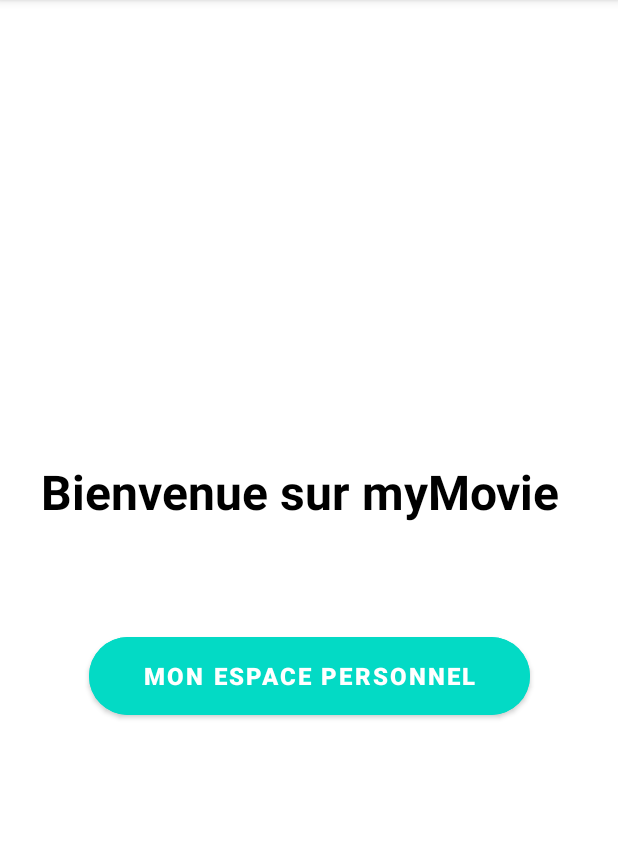
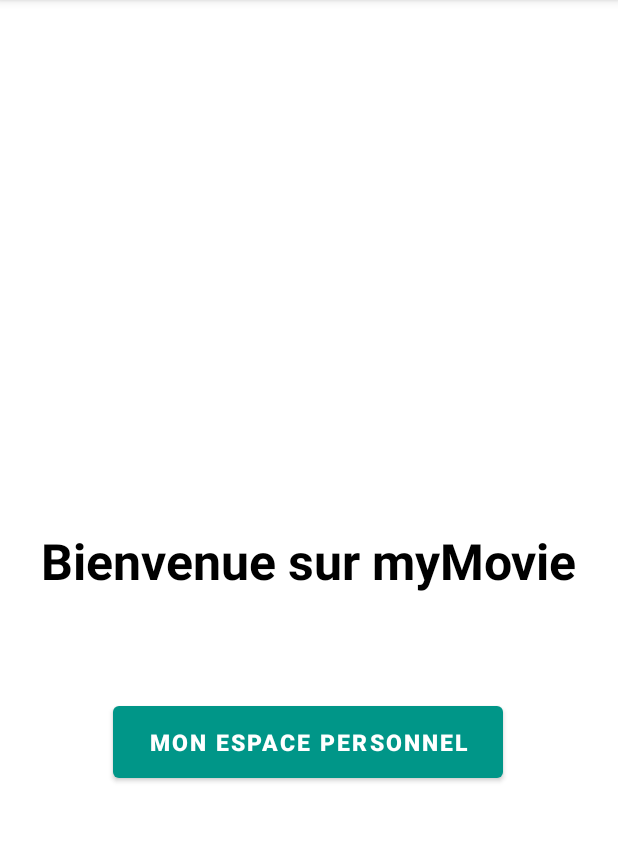
Before and after one commit to Nilson360/ProjectKotlin, an Android app: the screen it shows after launch (MainActivity), on a phone screen of 412 x 824 dp, the part 84-926 px from its top. Run offline under Robolectric (Android 15) with nearby library versions, the phone set to English and light mode, and no system bars; our stand-ins replace data binding.

Commit message:
Create screen and working with design in Android Studio

```diff
--- a/AndroidHexxagone/app/src/main/java/com/example/firstapp/HomeFragment.kt
+++ b/AndroidHexxagone/app/src/main/java/com/example/firstapp/HomeFragment.kt
@@ -1,6 +1,27 @@
 package com.example.firstapp
 
+import android.os.Bundle
+import android.view.LayoutInflater
+import android.view.View
+import android.view.ViewGroup
 import androidx.fragment.app.Fragment
+import androidx.navigation.fragment.navArgs
+import com.example.firstapp.databinding.HomeLayoutBinding
+import com.example.firstapp.databinding.SplashLayoutBinding
 
 class HomeFragment:Fragment() {
+    private lateinit var binding: HomeLayoutBinding
+    private val navArgs: HomeFragmentArgs by navArgs()
+    override fun onCreateView(
+        inflater: LayoutInflater,
+        container: ViewGroup?,
+        savedInstanceState: Bundle?
+    ): View? {
+        binding = HomeLayoutBinding.inflate(inflater, container, false)
+        return binding.root
+    }
+
+    override fun onViewCreated(view: View, savedInstanceState: Bundle?) {
+        binding.textView.text = getString(R.string.bienvenue_dans_votre_espaca_personnel, navArgs.name)
+    }
 }
--- a/AndroidHexxagone/app/src/main/java/com/example/firstapp/SplashFragment.kt
+++ b/AndroidHexxagone/app/src/main/java/com/example/firstapp/SplashFragment.kt
@@ -1,6 +1,29 @@
 package com.example.firstapp
 
+import android.os.Bundle
+import android.view.LayoutInflater
+import android.view.View
+import android.view.ViewGroup
 import androidx.fragment.app.Fragment
+import androidx.navigation.fragment.findNavController
+import com.example.firstapp.databinding.SplashLayoutBinding
 
 class SplashFragment:Fragment() {
+    private lateinit var binding: SplashLayoutBinding
+    override fun onCreateView(
+        inflater: LayoutInflater,
+        container: ViewGroup?,
+        savedInstanceState: Bundle?
+    ): View? {
+        binding =  SplashLayoutBinding.inflate(inflater, container,false)
+        return binding.root
+    }
+
+    override fun onViewCreated(view: View, savedInstanceState: Bundle?) {
+        super.onViewCreated(view, savedInstanceState)
+        binding.btn1.setOnClickListener {
+            findNavController().navigate(SplashFragmentDirections.actionSplashFragmentToHomeFragment2(name = "Coisa doida"))
+        }
+
+    }
 }
--- a/AndroidHexxagone/app/src/main/res/layout/activity_main.xml
+++ b/AndroidHexxagone/app/src/main/res/layout/activity_main.xml
@@ -7,33 +7,16 @@
     android:backgroundTint="#9C1313"
     tools:context=".MainActivity">
 
-    <com.google.android.material.button.MaterialButton
-        android:id="@+id/mb_btn1"
-        android:layout_width="294dp"
-        android:layout_height="64dp"
-        android:backgroundTint="@color/teal_200"
-        android:text="Mon espace personnel"
-        android:textSize="16dp"
-        android:textStyle="bold"
-        app:cornerRadius="30dp"
-        app:layout_constraintBottom_toBottomOf="parent"
-        app:layout_constraintEnd_toEndOf="parent"
-        app:layout_constraintStart_toStartOf="parent"
-        app:layout_constraintTop_toBottomOf="@+id/textView4"
-        app:layout_constraintVertical_bias="0.189" />
-
-    <TextView
-        android:id="@+id/textView4"
-        android:layout_width="357dp"
-        android:layout_height="46dp"
-        android:text="Bienvenue sur myMovie"
-        android:textColor="@color/black"
-        android:textSize="32dp"
-        android:textStyle="bold"
-        app:layout_constraintBottom_toBottomOf="parent"
-        app:layout_constraintEnd_toEndOf="parent"
-        app:layout_constraintStart_toStartOf="parent"
-        app:layout_constraintTop_toTopOf="parent"
-        app:layout_constraintVertical_bias="0.424" />
+    <fragment
+    android:id="@+id/nav_host_fragment"
+    android:name="androidx.navigation.fragment.NavHostFragment"
+    android:layout_width="match_parent"
+    android:layout_height="match_parent"
+    app:layout_constraintLeft_toLeftOf="parent"
+    app:layout_constraintRight_toRightOf="parent"
+    app:layout_constraintTop_toTopOf="parent"
+    app:layout_constraintBottom_toBottomOf="parent"
+    app:defaultNavHost="true"
+    app:navGraph="@navigation/nav_graph" />
 
 </androidx.constraintlayout.widget.ConstraintLayout>
--- a/AndroidHexxagone/app/src/main/res/layout/home_layout.xml
+++ b/AndroidHexxagone/app/src/main/res/layout/home_layout.xml
@@ -1,6 +1,29 @@
 <?xml version="1.0" encoding="utf-8"?>
-<androidx.constraintlayout.widget.ConstraintLayout xmlns:android="http://schemas.android.com/apk/res/android"
-             android:layout_width="match_parent"
-             android:layout_height="match_parent">
+<layout xmlns:android="http://schemas.android.com/apk/res/android"
+    xmlns:app="http://schemas.android.com/apk/res-auto">
 
-</androidx.constraintlayout.widget.ConstraintLayout>
+    <data>
+
+    </data>
+
+    <androidx.constraintlayout.widget.ConstraintLayout
+        android:layout_width="match_parent"
+        android:layout_height="match_parent">
+
+        <TextView
+            android:id="@+id/textView"
+            android:layout_width="wrap_content"
+            android:layout_height="wrap_content"
+            android:gravity="center"
+            android:text="@string/bienvenue_dans_votre_espaca_personnel"
+            android:textColor="@color/black"
+            android:textSize="20sp"
+            android:textStyle="bold"
+            app:layout_constraintBottom_toBottomOf="parent"
+            app:layout_constraintEnd_toEndOf="parent"
+            app:layout_constraintHorizontal_bias="0.489"
+            app:layout_constraintStart_toStartOf="parent"
+            app:layout_constraintTop_toTopOf="parent"
+            app:layout_constraintVertical_bias="0.079" />
+    </androidx.constraintlayout.widget.ConstraintLayout>
+</layout>
--- a/AndroidHexxagone/app/src/main/res/layout/splash_layout.xml
+++ b/AndroidHexxagone/app/src/main/res/layout/splash_layout.xml
@@ -1,6 +1,45 @@
-<?xml version="1.0" encoding="utf-8"?>
-<androidx.constraintlayout.widget.ConstraintLayout xmlns:android="http://schemas.android.com/apk/res/android"
-             android:layout_width="match_parent"
-             android:layout_height="match_parent">
+<?xml
+    version="1.0" encoding="utf-8"?>
+<layout xmlns:android="http://schemas.android.com/apk/res/android"
+    xmlns:app="http://schemas.android.com/apk/res-auto"
+    xmlns:tools="http://schemas.android.com/tools">
 
-</androidx.constraintlayout.widget.ConstraintLayout>
+    <data>
+
+    </data>
+
+    <androidx.constraintlayout.widget.ConstraintLayout
+        android:layout_width="match_parent"
+        android:layout_height="match_parent">
+
+        <com.google.android.material.button.MaterialButton
+            android:id="@+id/btn1"
+            android:layout_width="260dp"
+            android:layout_height="60dp"
+            android:text="Mon espace personnel"
+            android:textSize="15sp"
+            android:textStyle="bold"
+            app:backgroundTint="#009688"
+            app:layout_constraintBottom_toBottomOf="parent"
+            app:layout_constraintEnd_toEndOf="parent"
+            app:layout_constraintHorizontal_bias="0.497"
+            app:layout_constraintStart_toStartOf="parent"
+            app:layout_constraintTop_toBottomOf="@+id/textView"
+            app:layout_constraintVertical_bias="0.221" />
+
+        <TextView
+            android:id="@+id/textView"
+            android:layout_width="wrap_content"
+            android:layout_height="wrap_content"
+            android:shadowColor="@color/white"
+            android:text="Bienvenue sur myMovie"
+            android:textColor="@color/black"
+            android:textSize="33sp"
+            android:textStyle="bold"
+            app:layout_constraintBottom_toBottomOf="parent"
+            app:layout_constraintEnd_toEndOf="parent"
+            app:layout_constraintStart_toStartOf="parent"
+            app:layout_constraintTop_toTopOf="parent"
+            app:layout_constraintVertical_bias="0.486" />
+    </androidx.constraintlayout.widget.ConstraintLayout>
+</layout>
--- a/AndroidHexxagone/app/src/main/res/navigation/nav_graph.xml
+++ b/AndroidHexxagone/app/src/main/res/navigation/nav_graph.xml
@@ -1,6 +1,23 @@
 <?xml version="1.0" encoding="utf-8"?>
 <navigation xmlns:android="http://schemas.android.com/apk/res/android"
-             xmlns:app="http://schemas.android.com/apk/res-auto"
-             android:id="@+id/nav_graph.xml">
+    xmlns:app="http://schemas.android.com/apk/res-auto"
+    android:id="@+id/nav_graph.xml"
+    app:startDestination="@id/splashFragment">
 
+    <fragment
+        android:id="@+id/splashFragment"
+        android:name="com.example.firstapp.SplashFragment"
+        android:label="SplashFragment" >
+        <action
+            android:id="@+id/action_splashFragment_to_homeFragment2"
+            app:destination="@id/homeFragment2" />
+    </fragment>
+    <fragment
+        android:id="@+id/homeFragment2"
+        android:name="com.example.firstapp.HomeFragment"
+        android:label="HomeFragment" >
+        <argument
+            android:name="name"
+            app:argType="string" />
+    </fragment>
 </navigation>
--- a/AndroidHexxagone/app/src/main/res/values/strings.xml
+++ b/AndroidHexxagone/app/src/main/res/values/strings.xml
@@ -1,3 +1,4 @@
 <resources>
     <string name="app_name">FirstApp</string>
+    <string name="bienvenue_dans_votre_espaca_personnel">Bienvenue dans votre espaca personnel %s</string>
 </resources>
```
